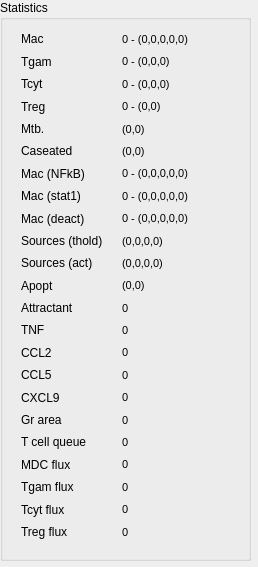
Qt form gui/statwidget.ui (gmackie/GR-ABM-ODE-2D) before a commit.
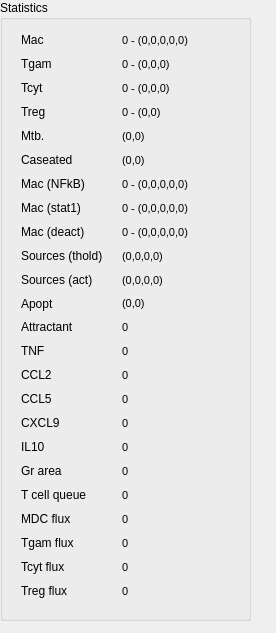
The same form after that commit.

Commit message: Added support for IL10 in the GUI statistics, visualization and glyphs widgets.

```diff
--- a/gui/statwidget.ui
+++ b/gui/statwidget.ui
@@ -6,8 +6,8 @@
    <rect>
     <x>0</x>
     <y>0</y>
-    <width>258</width>
-    <height>567</height>
+    <width>276</width>
+    <height>633</height>
    </rect>
   </property>
   <property name="windowTitle">
@@ -19,7 +19,7 @@
      <x>0</x>
      <y>0</y>
      <width>251</width>
-     <height>561</height>
+     <height>621</height>
     </rect>
    </property>
    <property name="title">
@@ -31,7 +31,7 @@
       <x>10</x>
       <y>20</y>
       <width>253</width>
-      <height>531</height>
+      <height>591</height>
      </rect>
     </property>
     <layout class="QGridLayout" name="gridLayout_18">
@@ -290,7 +290,7 @@
        </property>
       </widget>
      </item>
-     <item row="17" column="1">
+     <item row="18" column="1">
       <widget class="QLabel" name="labelGranulomaAreaVal">
        <property name="font">
         <font>
@@ -302,7 +302,7 @@
        </property>
       </widget>
      </item>
-     <item row="17" column="0">
+     <item row="18" column="0">
       <widget class="QLabel" name="labelGrAreaCap">
        <property name="text">
         <string>Gr area</string>
@@ -434,14 +434,14 @@
        </property>
       </widget>
      </item>
-     <item row="18" column="0">
+     <item row="19" column="0">
       <widget class="QLabel" name="labelTcellQueueCap">
        <property name="text">
         <string>T cell queue</string>
        </property>
       </widget>
      </item>
-     <item row="18" column="1">
+     <item row="19" column="1">
       <widget class="QLabel" name="labelTcellQueue">
        <property name="font">
         <font>
@@ -456,14 +456,14 @@
        </property>
       </widget>
      </item>
-     <item row="19" column="0">
+     <item row="20" column="0">
       <widget class="QLabel" name="labeldMDCCap">
        <property name="text">
         <string>MDC flux</string>
        </property>
       </widget>
      </item>
-     <item row="19" column="1">
+     <item row="20" column="1">
       <widget class="QLabel" name="labeldMDC">
        <property name="font">
         <font>
@@ -475,14 +475,14 @@
        </property>
       </widget>
      </item>
-     <item row="20" column="0">
+     <item row="21" column="0">
       <widget class="QLabel" name="labelTgamFluxCap">
        <property name="text">
         <string>Tgam flux</string>
        </property>
       </widget>
      </item>
-     <item row="20" column="1">
+     <item row="21" column="1">
       <widget class="QLabel" name="labelTgamFlux">
        <property name="font">
         <font>
@@ -497,14 +497,14 @@
        </property>
       </widget>
      </item>
-     <item row="21" column="0">
+     <item row="22" column="0">
       <widget class="QLabel" name="labelTcytFluxCap">
        <property name="text">
         <string>Tcyt flux</string>
        </property>
       </widget>
      </item>
-     <item row="21" column="1">
+     <item row="22" column="1">
       <widget class="QLabel" name="labelTcytFlux">
        <property name="font">
         <font>
@@ -519,14 +519,14 @@
        </property>
       </widget>
      </item>
-     <item row="22" column="0">
+     <item row="23" column="0">
       <widget class="QLabel" name="labelTregFluxCap">
        <property name="text">
         <string>Treg flux</string>
        </property>
       </widget>
      </item>
-     <item row="22" column="1">
+     <item row="23" column="1">
       <widget class="QLabel" name="labelTregFlux">
        <property name="font">
         <font>
@@ -541,6 +541,28 @@
        </property>
       </widget>
      </item>
+     <item row="17" column="0">
+      <widget class="QLabel" name="labelIL10Cap">
+       <property name="text">
+        <string>IL10</string>
+       </property>
+      </widget>
+     </item>
+     <item row="17" column="1">
+      <widget class="QLabel" name="labelIL10">
+       <property name="font">
+        <font>
+         <pointsize>8</pointsize>
+        </font>
+       </property>
+       <property name="toolTip">
+        <string/>
+       </property>
+       <property name="text">
+        <string>0</string>
+       </property>
+      </widget>
+     </item>
     </layout>
    </widget>
   </widget>
```
The commit also changes 6 other files.
